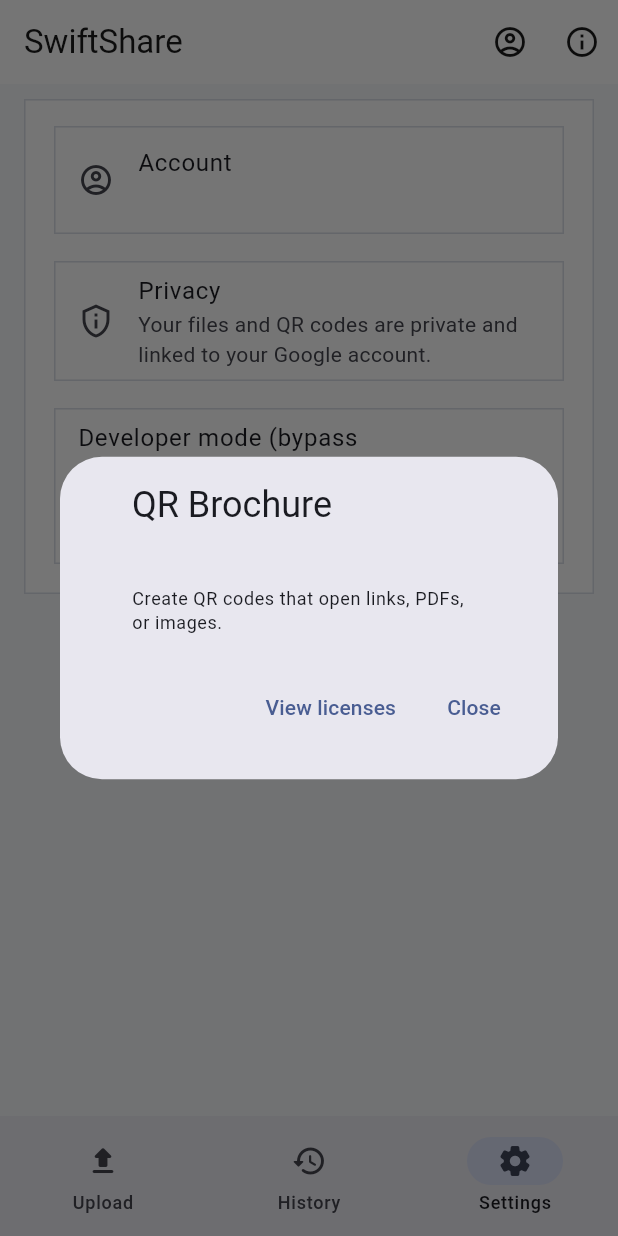
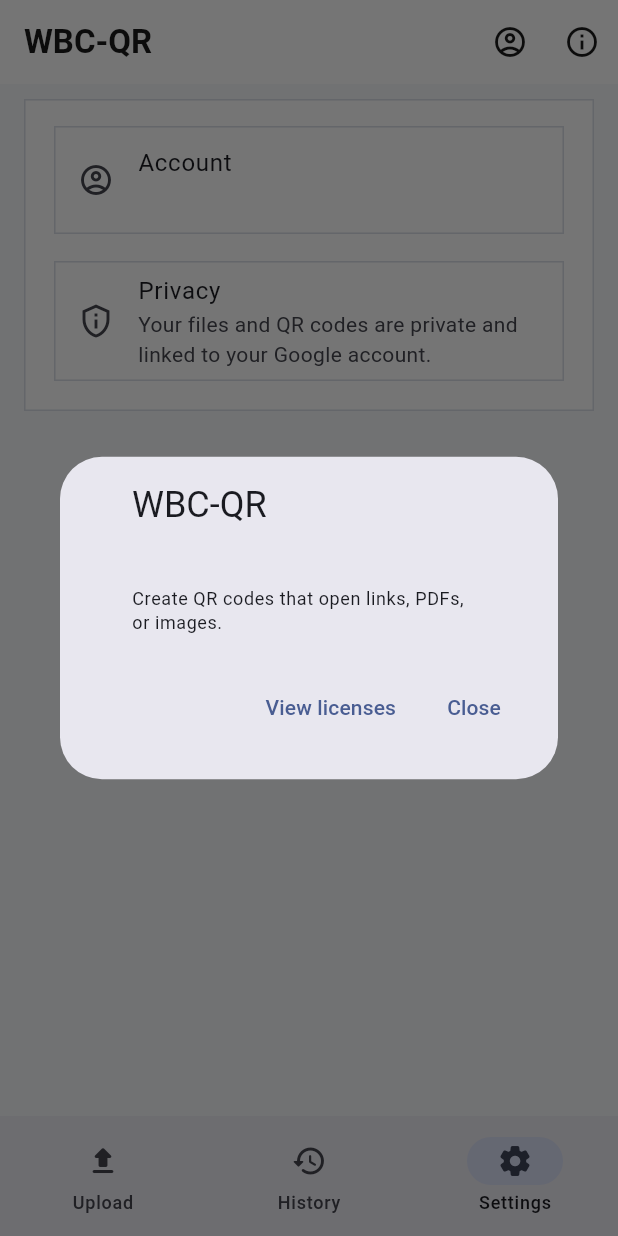
Before and after one commit to kpankpa/QR-brochure, a Flutter app: the screen it shows once a user with an empty profile is signed in, item 3 of the bottom bar chosen, after a tap on the "info outline" icon, on a phone screen of 412 x 824 dp. Run offline on Flutter 3.47's test engine with Material 3 defaults, Android fonts, the phone set to English and light mode, and no system bars; our stand-ins replace cloud_firestore, file_picker, firebase_auth, firebase_core, flutter_dotenv, google_sign_in and 2 more; missing offline and left inert: dart:html, firebase_app_check; accounts and stored records are empty.

Commit message:
feat: Update app branding to WBC-QR, modify meta tags, and remove developer mode bypass

```diff
--- a/lib/main.dart
+++ b/lib/main.dart
@@ -45,7 +45,7 @@ class QrBrochureApp extends StatelessWidget {
     );
 
     return MaterialApp(
-      title: 'QR Brochure',
+      title: 'WBC-QR',
       debugShowCheckedModeBanner: false,
       theme: ThemeData(
         colorScheme: scheme,
--- a/lib/screens/home_screen.dart
+++ b/lib/screens/home_screen.dart
@@ -47,11 +47,6 @@ class _AuthGate extends StatelessWidget {
   Widget build(BuildContext context) {
     final auth = context.watch<AuthController>();
     final user = auth.user;
-
-    // Allow bypass for local testing only.
-    if (auth.devModeBypass) {
-      return const QrBrochureView();
-    }
 
     // Require authenticated user (no anonymous)
     if (user == null || user.isAnonymous) {
@@ -103,7 +98,18 @@ class FirebaseSetupScaffold extends StatelessWidget {
   Widget build(BuildContext context) {
     final scheme = Theme.of(context).colorScheme;
     return Scaffold(
-      appBar: AppBar(title: const Text('QR Brochure')),
+      appBar: AppBar(
+        title: Image.asset(
+          'assets/env/whitebeamconcept.png',
+          height: 28,
+          fit: BoxFit.contain,
+          errorBuilder:
+              (_, __, ___) => const Text(
+                'WBC-QR',
+                style: TextStyle(fontWeight: FontWeight.w700),
+              ),
+        ),
+      ),
       body: Padding(
         padding: const EdgeInsets.all(24),
         child: Center(
--- a/lib/view_models/auth_controller.dart
+++ b/lib/view_models/auth_controller.dart
@@ -9,12 +9,10 @@ class AuthController extends ChangeNotifier {
   AuthController(this._auth);
 
   final AuthService _auth;
-  bool _devModeBypass = false;
 
   StreamSubscription<User?>? _subscription;
 
   User? get user => _auth.currentUser;
-  bool get devModeBypass => _devModeBypass;
 
   String get accountSummary {
     final u = user;
@@ -49,12 +47,6 @@ class AuthController extends ChangeNotifier {
     notifyListeners();
   }
 
-  void setDevModeBypass(bool enabled) {
-    if (_devModeBypass == enabled) return;
-    _devModeBypass = enabled;
-    notifyListeners();
-  }
-
   @override
   void dispose() {
     _subscription?.cancel();
--- a/lib/views/auth/google_sign_in_screen.dart
+++ b/lib/views/auth/google_sign_in_screen.dart
@@ -37,7 +37,6 @@ class _GoogleSignInScreenState extends State<GoogleSignInScreen> {
   Widget build(BuildContext context) {
     final theme = Theme.of(context);
     final scheme = theme.colorScheme;
-    final auth = context.watch<AuthController>();
 
     return Scaffold(
       backgroundColor: const Color(0xFFF7F8FA),
@@ -55,14 +54,20 @@ class _GoogleSignInScreenState extends State<GoogleSignInScreen> {
                       mainAxisAlignment: MainAxisAlignment.center,
                       crossAxisAlignment: CrossAxisAlignment.stretch,
                       children: [
-                        Icon(
-                          Icons.qr_code_scanner_rounded,
-                          size: 80,
-                          color: scheme.primary,
+                        Image.asset(
+                          'assets/env/whitebeamconcept.png',
+                          height: 84,
+                          fit: BoxFit.contain,
+                          errorBuilder:
+                              (_, __, ___) => Icon(
+                                Icons.qr_code_scanner_rounded,
+                                size: 80,
+                                color: scheme.primary,
+                              ),
                         ),
-                        const SizedBox(height: 24),
+                        const SizedBox(height: 18),
                         Text(
-                          'SwiftShare',
+                          'WBC-QR',
                           textAlign: TextAlign.center,
                           style: theme.textTheme.displaySmall?.copyWith(
                             fontWeight: FontWeight.w700,
@@ -123,19 +128,6 @@ class _GoogleSignInScreenState extends State<GoogleSignInScreen> {
                                   foregroundColor: scheme.onPrimary,
                                 ),
                               ),
-                              const SizedBox(height: 12),
-                              SwitchListTile.adaptive(
-                                contentPadding: EdgeInsets.zero,
-                                title: const Text(
-                                  'Developer mode (bypass login)',
-                                ),
-                                subtitle: const Text(
-                                  'Testing only. Lets you enter the app without Google sign-in.',
-                                ),
-                                value: auth.devModeBypass,
-                                onChanged:
-                                    _isLoading ? null : auth.setDevModeBypass,
-                              ),
                               if (_errorMessage != null) ...[
                                 const SizedBox(height: 16),
                                 Container(
--- a/lib/views/qr_brochure/qr_brochure_view.dart
+++ b/lib/views/qr_brochure/qr_brochure_view.dart
@@ -25,7 +25,16 @@ class _QrBrochureViewState extends State<QrBrochureView> {
   Widget build(BuildContext context) {
     return Scaffold(
       appBar: AppBar(
-        title: const Text('SwiftShare'),
+        title: Image.asset(
+          'assets/env/whitebeamconcept.png',
+          height: 30,
+          fit: BoxFit.contain,
+          errorBuilder:
+              (_, __, ___) => const Text(
+                'WBC-QR',
+                style: TextStyle(fontWeight: FontWeight.w700),
+              ),
+        ),
         actions: [
           Consumer<AuthController>(
             builder: (context, auth, _) {
@@ -99,7 +108,7 @@ class _QrBrochureViewState extends State<QrBrochureView> {
             onPressed:
                 () => showAboutDialog(
                   context: context,
-                  applicationName: 'QR Brochure',
+                  applicationName: 'WBC-QR',
                   applicationLegalese:
                       'Create QR codes that open links, PDFs, or images.',
                 ),
@@ -333,17 +342,6 @@ class _SettingsTab extends StatelessWidget {
             ),
           ),
         ),
-        const SizedBox(height: 10),
-        Card(
-          child: SwitchListTile.adaptive(
-            title: const Text('Developer mode (bypass login)'),
-            subtitle: const Text(
-              'Testing only. Turn off before production use.',
-            ),
-            value: auth.devModeBypass,
-            onChanged: auth.setDevModeBypass,
-          ),
-        ),
       ],
     );
   }
--- a/pubspec.yaml
+++ b/pubspec.yaml
@@ -70,6 +70,7 @@ flutter:
   # To add assets to your application, add an assets section, like this:
   assets:
     - .env
+    - assets/env/whitebeamconcept.png
 
   # An image asset can refer to one or more resolution-specific "variants", see
   # https://flutter.dev/to/resolution-aware-images
```
Also changed, not shown: 5 other files.
